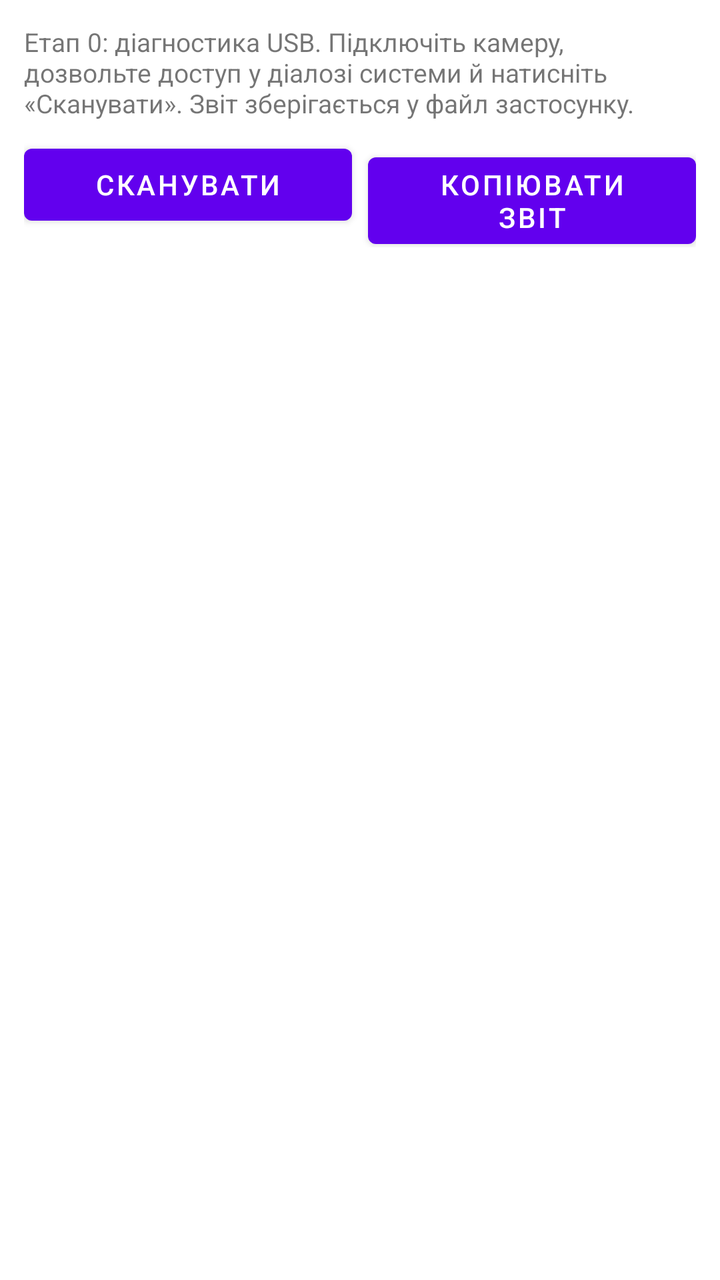
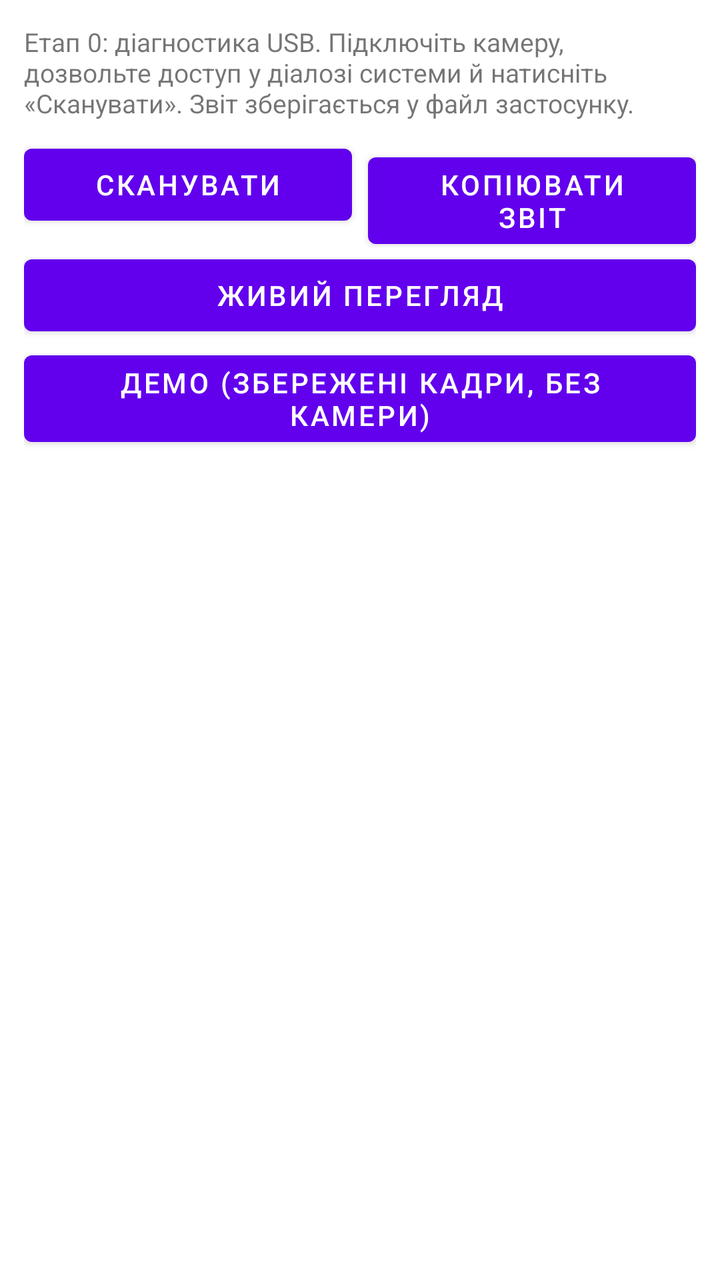

Screens rendered from an Android XML layout before and after an edit, with the pre-edit source and the edit as a unified diff.
<!-- AndroidManifest.xml: application theme Theme.FLIRONEProApp -->
<!-- res/layout/activity_main.xml -->
<?xml version="1.0" encoding="utf-8"?>
<LinearLayout xmlns:android="http://schemas.android.com/apk/res/android"
    android:layout_width="match_parent"
    android:layout_height="match_parent"
    android:orientation="vertical"
    android:padding="12dp">

    <TextView
        android:layout_width="match_parent"
        android:layout_height="wrap_content"
        android:text="@string/hint"
        android:textSize="13sp" />

    <LinearLayout
        android:layout_width="match_parent"
        android:layout_height="wrap_content"
        android:layout_marginTop="8dp"
        android:orientation="horizontal">

        <Button
            android:id="@+id/btnScan"
            android:layout_width="0dp"
            android:layout_height="wrap_content"
            android:layout_marginEnd="4dp"
            android:layout_weight="1"
            android:text="@string/scan" />

        <Button
            android:id="@+id/btnCopy"
            android:layout_width="0dp"
            android:layout_height="wrap_content"
            android:layout_marginStart="4dp"
            android:layout_weight="1"
            android:text="@string/copy" />
    </LinearLayout>

    <ScrollView
        android:layout_width="match_parent"
        android:layout_height="0dp"
        android:layout_marginTop="8dp"
        android:layout_weight="1"
        android:fillViewport="true">

        <TextView
            android:id="@+id/reportView"
            android:layout_width="match_parent"
            android:layout_height="wrap_content"
            android:fontFamily="monospace"
            android:textIsSelectable="true"
            android:textSize="11sp" />
    </ScrollView>

</LinearLayout>
<!-- resources referenced by this layout -->
<resources>
  <string name="copy">Копіювати звіт</string>
  <string name="hint">Етап 0: діагностика USB. Підключіть камеру, дозвольте доступ у діалозі системи й натисніть «Сканувати». Звіт зберігається у файл застосунку.</string>
  <string name="scan">Сканувати</string>
  <style name="Theme.FLIRONEProApp" parent="Theme.MaterialComponents.DayNight.DarkActionBar">
          
          <item name="colorPrimary">@color/purple_500</item>
          <item name="colorPrimaryVariant">@color/purple_700</item>
          <item name="colorOnPrimary">@color/white</item>
          
          <item name="colorSecondary">@color/teal_200</item>
          <item name="colorSecondaryVariant">@color/teal_700</item>
          <item name="colorOnSecondary">@color/black</item>
          
          <item name="android:statusBarColor">?attr/colorPrimaryVariant</item>
          
      </style>
  <color name="purple_500">#FF6200EE</color>
  <color name="purple_700">#FF3700B3</color>
  <color name="white">#FFFFFFFF</color>
  <color name="teal_200">#FF03DAC5</color>
  <color name="teal_700">#FF018786</color>
  <color name="black">#FF000000</color>
</resources>

<!-- the commit's change to res/layout/activity_main.xml (unified diff, before → after) -->
@@ -34,6 +34,18 @@
             android:text="@string/copy" />
     </LinearLayout>
 
+    <Button
+        android:id="@+id/btnLive"
+        android:layout_width="match_parent"
+        android:layout_height="wrap_content"
+        android:text="@string/live" />
+
+    <Button
+        android:id="@+id/btnDemo"
+        android:layout_width="match_parent"
+        android:layout_height="wrap_content"
+        android:text="@string/demo" />
+
     <ScrollView
         android:layout_width="match_parent"
         android:layout_height="0dp"
<!-- resource entries referenced after the edit -->
@@ -1,7 +1,9 @@
 <!-- resources referenced by this layout -->
 <resources>
   <string name="copy">Копіювати звіт</string>
+  <string name="demo">Демо (збережені кадри, без камери)</string>
   <string name="hint">Етап 0: діагностика USB. Підключіть камеру, дозвольте доступ у діалозі системи й натисніть «Сканувати». Звіт зберігається у файл застосунку.</string>
+  <string name="live">Живий перегляд</string>
   <string name="scan">Сканувати</string>
   <style name="Theme.FLIRONEProApp" parent="Theme.MaterialComponents.DayNight.DarkActionBar">
           
